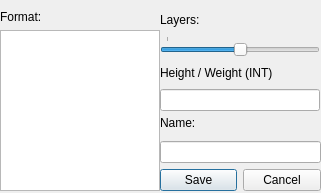
Old version of the form UI/newMap.ui in the repository mratmartinez/Mapuche.
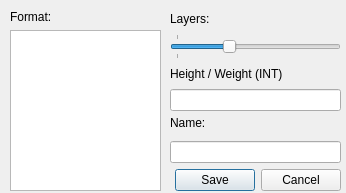
New version of the form.

Commit message: Qt5 GUI looks a little "compressed" to my eyes. So I had to make bigger the windows and move the layouts. Now it looks very great

What changed in the file:
```diff
--- a/UI/newMap.ui
+++ b/UI/newMap.ui
@@ -9,7 +9,7 @@
    <rect>
     <x>0</x>
     <y>0</y>
-    <width>321</width>
+    <width>346</width>
     <height>193</height>
    </rect>
   </property>
@@ -19,9 +19,9 @@
   <widget class="QWidget" name="verticalLayoutWidget">
    <property name="geometry">
     <rect>
-     <x>0</x>
+     <x>10</x>
      <y>10</y>
-     <width>160</width>
+     <width>151</width>
      <height>181</height>
     </rect>
    </property>
@@ -45,9 +45,9 @@
   <widget class="QWidget" name="verticalLayoutWidget_2">
    <property name="geometry">
     <rect>
-     <x>160</x>
+     <x>170</x>
      <y>10</y>
-     <width>160</width>
+     <width>171</width>
      <height>101</height>
     </rect>
    </property>
@@ -65,7 +65,7 @@
        <number>1</number>
       </property>
       <property name="maximum">
-       <number>3</number>
+       <number>4</number>
       </property>
       <property name="value">
        <number>2</number>
@@ -74,7 +74,7 @@
        <enum>Qt::Horizontal</enum>
       </property>
       <property name="tickPosition">
-       <enum>QSlider::TicksAbove</enum>
+       <enum>QSlider::TicksBothSides</enum>
       </property>
       <property name="tickInterval">
        <number>0</number>
@@ -112,9 +112,9 @@
   <widget class="QWidget" name="verticalLayoutWidget_3">
    <property name="geometry">
     <rect>
-     <x>160</x>
+     <x>170</x>
      <y>110</y>
-     <width>161</width>
+     <width>171</width>
      <height>81</height>
     </rect>
    </property>
```
The commit also changes 2 other files.
